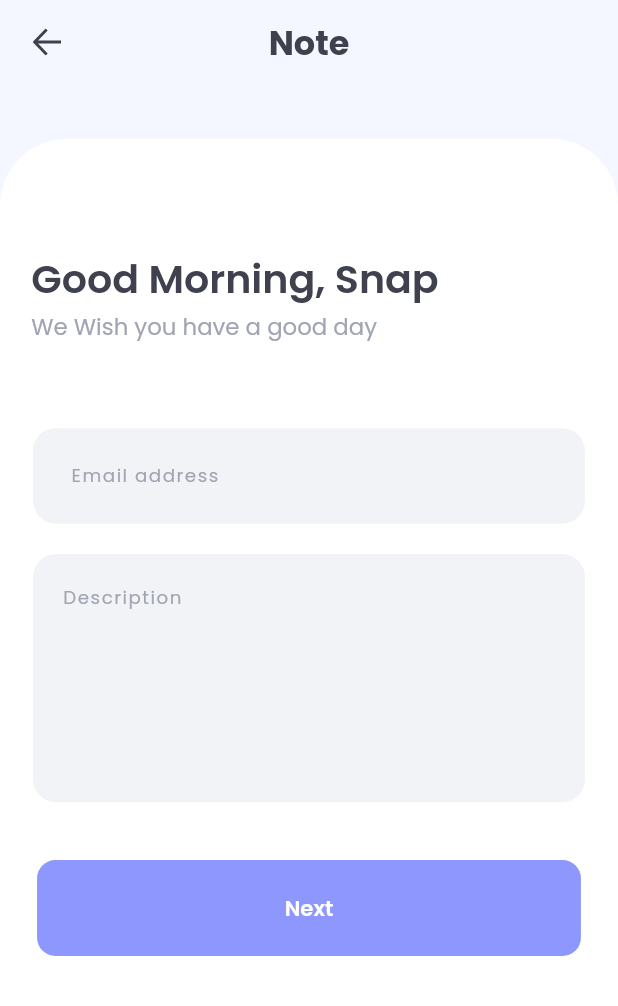
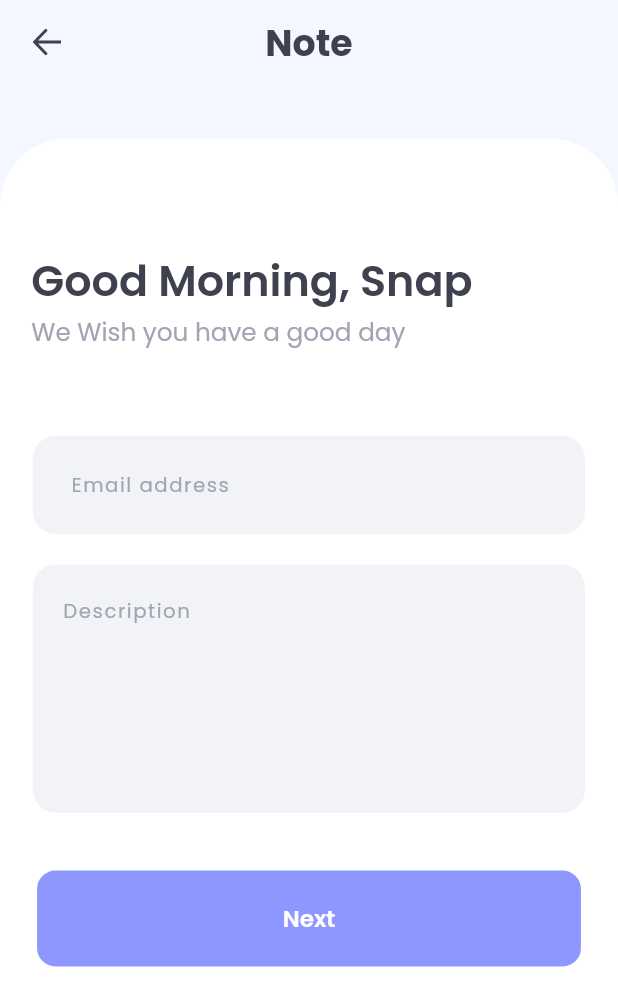
Before and after one commit to deepakrana0011/SnapProject, a Flutter app: the HomeScreen screen opened by its route, after a tap on "Note", on a phone screen of 412 x 824 dp. Shown: the top 1006 px of the screen. Run offline on Flutter 3.47's test engine with Material 2 defaults, Android fonts, the phone set to English and light mode, and no system bars; our stand-ins replace another_flushbar, cached_network_image, device_info_plus, dio, easy_localization, file_picker and 9 more; missing offline and left inert: audio_session, flutter_sound, flutter_sound_platform_interface; accounts and stored records are empty; network calls fail; statements that could not run were skipped.

Commit message:
solve update version issue

```diff
--- a/lib/main.dart
+++ b/lib/main.dart
@@ -12,6 +12,7 @@ import 'router.dart' as router;
 Future<void> main() async {
   WidgetsFlutterBinding.ensureInitialized();
   await EasyLocalization.ensureInitialized();
+  await ScreenUtil.ensureScreenSize();
   SharedPref.prefs = await SharedPreferences.getInstance();
 
   SystemChrome.setSystemUIOverlayStyle(const SystemUiOverlayStyle(
--- a/lib/view/home_screen.dart
+++ b/lib/view/home_screen.dart
@@ -19,14 +19,7 @@ class HomeScreen extends StatelessWidget {
 
   @override
   Widget build(BuildContext context) {
-    ScreenUtil.init(
-        BoxConstraints(
-            maxWidth: MediaQuery.of(context).size.width,
-            maxHeight: MediaQuery.of(context).size.height),
-        designSize: Size(375, 812),
-        context: context,
-        minTextAdapt: true,
-        orientation: Orientation.portrait);
+        ScreenUtil.init(context, designSize: const Size(375, 812));
     return Scaffold(
       key: _scaffoldKey,
       backgroundColor: ColorConstants.backgroundColor,
@@ -71,8 +64,8 @@ class HomeScreen extends StatelessWidget {
                           SizedBox(width: DimensionConstants.d15.w),
                           GestureDetector(
                               onTap: () async {
-                                var value = await provider.permissionCheck();
-                                if(value){
+                               // var value = await provider.permissionCheck();
+                              //  if(value){
                                 showDialog(
                                     barrierDismissible: false,
                                     context: context,
@@ -90,7 +83,7 @@ class HomeScreen extends StatelessWidget {
                                             Navigator.of(context).pop();
                                           },
                                         ));
-                                 }
+                              //   }
                               },
                               child: cardView("photo".tr(), ColorConstants.colorYellowDown,DimensionConstants.d22.h, DimensionConstants.d72.w))
                         ],
@@ -100,7 +93,6 @@ class HomeScreen extends StatelessWidget {
                         children: [
                           GestureDetector(
                             onTap: (){
-                            //  DialogHelper.showMessage(context, "OOPS, Under Development!");
                               Navigator.pushNamed(context, RouteConstants.documentScreen).then((value) {
                                 if(value == true){
                                   DialogHelper.showMessage(context, "document_send_successfully".tr());
--- a/lib/view/note_screen.dart
+++ b/lib/view/note_screen.dart
@@ -19,14 +19,7 @@ class NoteScreen extends StatelessWidget {
 
   @override
   Widget build(BuildContext context) {
-    ScreenUtil.init(
-        BoxConstraints(
-            maxWidth: MediaQuery.of(context).size.width,
-            maxHeight: MediaQuery.of(context).size.height),
-        designSize: Size(375, 812),
-        context: context,
-        minTextAdapt: true,
-        orientation: Orientation.portrait);
+    ScreenUtil.init(context, designSize: const Size(375, 812));
     return GestureDetector(
       onTap: (){
         CommonWidgets.hideKeyboard(context);
--- a/pubspec.yaml
+++ b/pubspec.yaml
@@ -41,7 +41,7 @@ dependencies:
   cached_network_image: ^3.2.0
   websafe_svg: ^2.1.0
   pin_code_fields: ^7.3.0
-  image_picker: ^0.8.4+5
+  image_picker: ^0.8.5+3
   permission_handler: ^8.3.0
   device_info_plus: ^3.2.1
   path_provider: ^2.0.8
```
Also changed, not shown: lib/view/document_screen.dart (+1 -8 lines), lib/view/history_screen.dart (+1 -8 lines), lib/view/login_page.dart (+1 -8 lines), lib/view/otp_verify_page.dart (+1 -8 lines), lib/view/photo_screen.dart (+1 -8 lines), lib/view/signup_page.dart (+1 -8 lines), lib/view/voice_screen.dart (+1 -8 lines), lib/widgets/image_picker_dialog.dart (+1 -8 lines), pubspec.lock, 4 other files.
